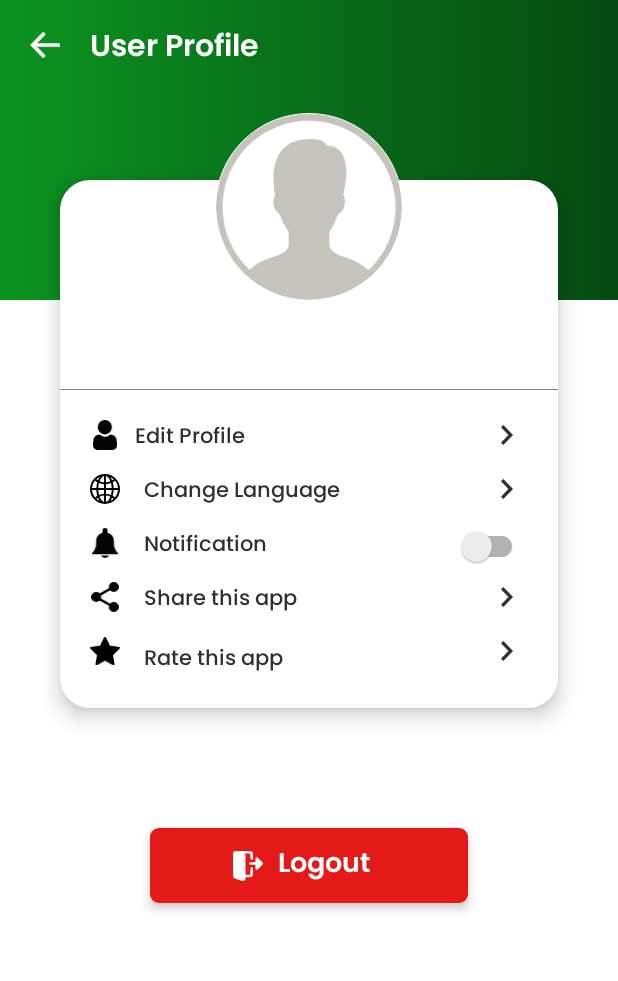
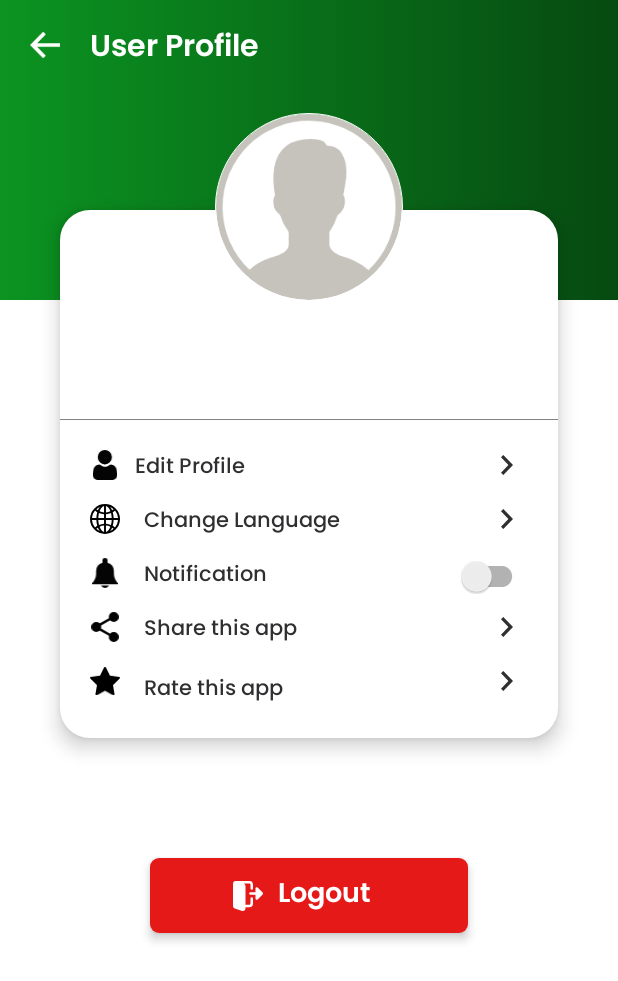
Before and after one commit to Projects-HST/HSTAndroid8, an Android app: the UserProfileActivity screen opened directly, with no data from a screen before it, on a phone screen of 412 x 824 dp. Shown: the top 981 px of the screen. Run offline under Robolectric (Android 15) with nearby library versions, the phone set to English and light mode, and no system bars; our stand-ins replace CircleImageView, Picasso, Volley; pictures from the network do not load.

Commit message:
Minesh Commit

```diff
--- a/app/src/main/java/com/hst/ops/activity/ProfileActivity.java
+++ b/app/src/main/java/com/hst/ops/activity/ProfileActivity.java
@@ -727,8 +727,6 @@ public class ProfileActivity extends AppCompatActivity implements DialogClickLis
                     Toast.makeText(getApplicationContext(), response.getString("msg"), Toast.LENGTH_SHORT).show();
 
                     Intent saveIntent = new Intent(this, UserProfileActivity.class);
-                    saveIntent.setFlags(Intent.FLAG_ACTIVITY_NEW_TASK | Intent.FLAG_ACTIVITY_CLEAR_TOP |
-                            Intent.FLAG_ACTIVITY_CLEAR_TASK);
                     startActivity(saveIntent);
                 }
             }
--- a/app/src/main/java/com/hst/ops/activity/UserProfileActivity.java
+++ b/app/src/main/java/com/hst/ops/activity/UserProfileActivity.java
@@ -119,7 +119,6 @@ public class UserProfileActivity extends AppCompatActivity implements View.OnCli
         if (v == back) {
             Intent homeIntent = new Intent(this, MainActivity.class);
             startActivity(homeIntent);
-            finish();
         }
         if (v == profileClick) {
             Intent proIntent = new Intent(this, ProfileActivity.class);
--- a/app/src/main/res/layout/activity_login.xml
+++ b/app/src/main/res/layout/activity_login.xml
@@ -46,8 +46,8 @@
 
             <ImageView
                 android:id="@+id/img"
-                android:layout_width="wrap_content"
-                android:layout_height="wrap_content"
+                android:layout_width="180dp"
+                android:layout_height="180dp"
                 android:layout_marginTop="100dp"
                 android:layout_gravity="center"
                 android:src="@drawable/img_logo"
--- a/app/src/main/res/layout/activity_user_profile.xml
+++ b/app/src/main/res/layout/activity_user_profile.xml
@@ -11,6 +11,16 @@
         android:layout_width="match_parent"
         android:layout_height="200dp"
         android:background="@drawable/graadient_background">
+
+        <RelativeLayout
+            android:layout_width="match_parent"
+            android:layout_height="wrap_content">
+
+            <androidx.appcompat.widget.Toolbar
+                android:id="@+id/toolView"
+                android:layout_width="match_parent"
+                android:layout_height="60dp"
+                android:minHeight="?android:attr/actionBarSize"/>
 
             <ImageView
                 android:id="@+id/img_back"
@@ -29,6 +39,8 @@
                 android:text="@string/user_pg_title"
                 android:textColor="@color/white"
                 android:textSize="20sp"/>
+
+        </RelativeLayout>
 
     </RelativeLayout>
 
@@ -57,7 +69,7 @@
                 android:layout_width="match_parent"
                 android:layout_height="wrap_content"
                 android:layout_marginStart="40dp"
-                android:layout_marginTop="120dp"
+                android:layout_marginTop="140dp"
                 android:layout_marginEnd="40dp"
                 android:background="@drawable/shadow_oval"
                 android:elevation="8dp">
```
Lines whose indentation alone changed are shown as unchanged.
